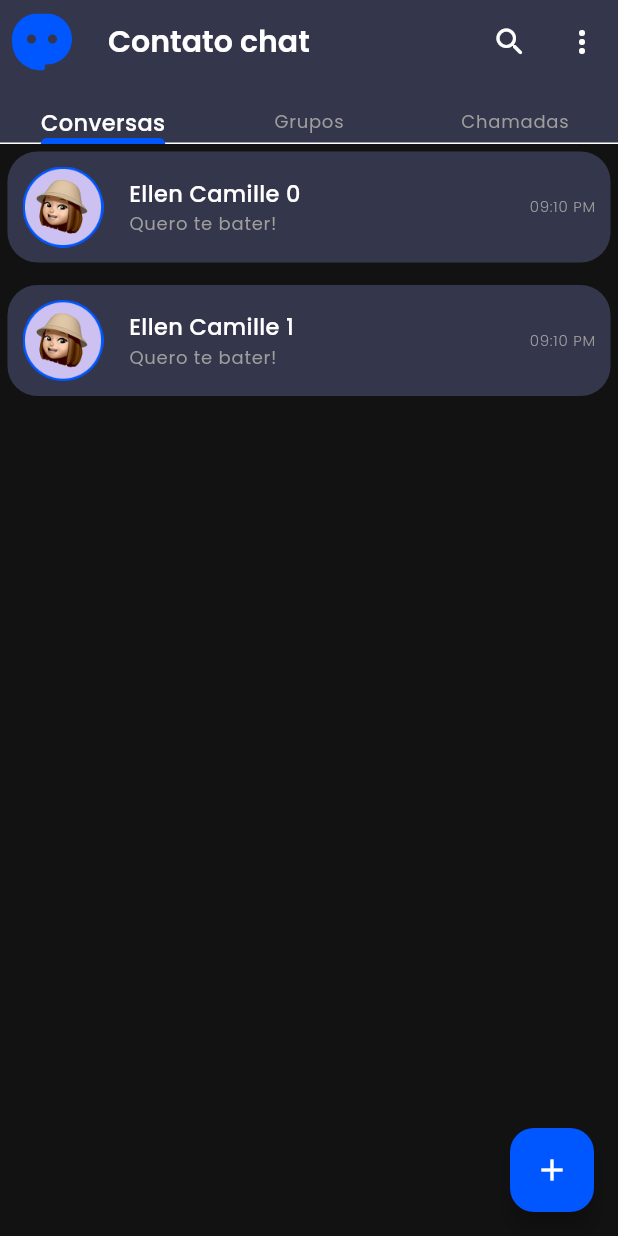
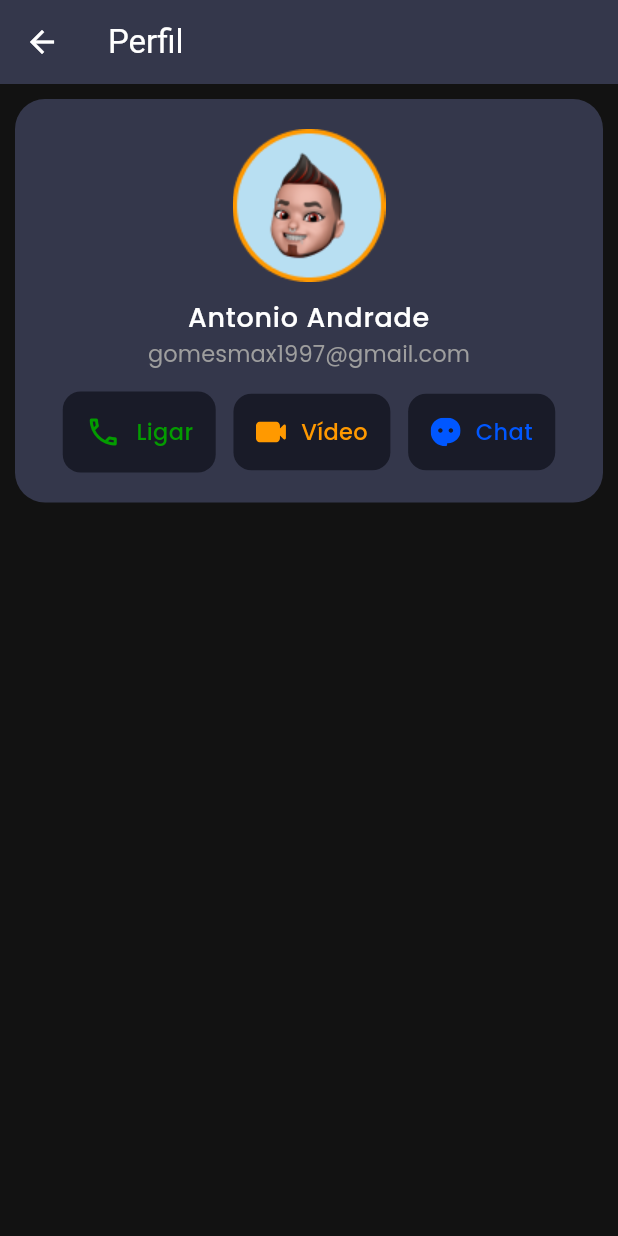
Before and after one commit to AntonioAndradeGomes/chat_app, a Flutter app: the HomePage screen opened by its route, after a tap on the "more vert" icon, on a phone screen of 412 x 824 dp. Run offline on Flutter 3.47's test engine with Material 3 defaults, Android fonts, the phone set to English and light mode, and no system bars; our stand-ins replace firebase_auth, firebase_core, flutter_svg, get, slide_to_act; accounts and stored records are empty.

Commit message:
profile page

```diff
--- a/lib/config/assets_images.dart
+++ b/lib/config/assets_images.dart
@@ -13,4 +13,5 @@ abstract class AssetsImages {
   static const mic = '${iconsPath}mic.svg';
   static const gallery = '${iconsPath}gallery.svg';
   static const chatStatus = '${iconsPath}chatStatus.svg';
+  static const videoSVG = '${iconsPath}video.svg';
 }
--- a/lib/config/routes/pages.dart
+++ b/lib/config/routes/pages.dart
@@ -2,13 +2,19 @@ import 'package:chat_app/config/routes/routes.dart';
 import 'package:chat_app/pages/auth/auth_page.dart';
 import 'package:chat_app/pages/chat/chat_page.dart';
 import 'package:chat_app/pages/home/home_page.dart';
+import 'package:chat_app/pages/profile/profile_page.dart';
+import 'package:chat_app/pages/splash/splash_page.dart';
 import 'package:chat_app/pages/welcome/welcome_page.dart';
 import 'package:get/get.dart';
 
 abstract class AppPages {
-  static const initalRoute = Routes.welcome;
+  static const initalRoute = Routes.splash;
 
   static final pages = [
+    GetPage(
+      name: Routes.splash,
+      page: () => const SplashPage(),
+    ),
     GetPage(
       name: Routes.welcome,
       page: () => const WelcomePage(),
@@ -28,5 +34,10 @@ abstract class AppPages {
       page: () => const ChatPage(),
       transition: Transition.rightToLeft,
     ),
+    GetPage(
+      name: Routes.profile,
+      page: () => const ProfilePage(),
+      transition: Transition.rightToLeft,
+    ),
   ];
 }
--- a/lib/config/routes/routes.dart
+++ b/lib/config/routes/routes.dart
@@ -1,6 +1,8 @@
 abstract class Routes {
+  static const splash = '/splash';
   static const welcome = '/welcome';
   static const login = '/login';
   static const home = '/';
   static const chat = '/chat';
+  static const profile = '/profile';
 }
--- /dev/null
+++ b/lib/controllers/splash_controller.dart
@@ -0,0 +1,29 @@
+import 'dart:developer';
+
+import 'package:chat_app/config/routes/routes.dart';
+import 'package:firebase_auth/firebase_auth.dart';
+import 'package:get/get.dart';
+
+class SplashController extends GetxController {
+  final firebaseAuth = FirebaseAuth.instance;
+
+  @override
+  void onInit() {
+    super.onInit();
+    toPage();
+  }
+
+  Future<void> toPage() async {
+    await Future.delayed(
+      const Duration(
+        seconds: 3,
+      ),
+    );
+    if (firebaseAuth.currentUser == null) {
+      Get.offAllNamed(Routes.login);
+    } else {
+      log('User: ${firebaseAuth.currentUser.toString()}');
+      Get.offAllNamed(Routes.home);
+    }
+  }
+}
--- a/lib/pages/home/home_page.dart
+++ b/lib/pages/home/home_page.dart
@@ -1,8 +1,10 @@
 import 'package:chat_app/config/assets_images.dart';
+import 'package:chat_app/config/routes/routes.dart';
 import 'package:chat_app/pages/home/widgets/chat_list_widget.dart';
 import 'package:chat_app/pages/home/widgets/my_tab_bar_widget.dart';
 import 'package:flutter/material.dart';
 import 'package:flutter_svg/svg.dart';
+import 'package:get/get.dart';
 
 class HomePage extends StatefulWidget {
   const HomePage({super.key});
@@ -38,7 +40,11 @@ class _HomePageState extends State<HomePage> with TickerProviderStateMixin {
               ),
             ),
             IconButton(
-              onPressed: () {},
+              onPressed: () {
+                Get.toNamed(
+                  Routes.profile,
+                );
+              },
               icon: const Icon(
                 Icons.more_vert_rounded,
               ),
--- /dev/null
+++ b/lib/pages/profile/profile_page.dart
@@ -0,0 +1,25 @@
+import 'package:chat_app/pages/profile/widgets/user_info.dart';
+import 'package:flutter/material.dart';
+
+class ProfilePage extends StatelessWidget {
+  const ProfilePage({super.key});
+
+  @override
+  Widget build(BuildContext context) {
+    return Scaffold(
+      appBar: AppBar(
+        title: const Text(
+          'Perfil',
+        ),
+      ),
+      body: const Padding(
+        padding: EdgeInsets.all(10),
+        child: Column(
+          children: [
+            UserInfo(),
+          ],
+        ),
+      ),
+    );
+  }
+}
--- /dev/null
+++ b/lib/pages/profile/widgets/user_info.dart
@@ -0,0 +1,128 @@
+import 'package:chat_app/config/assets_images.dart';
+import 'package:flutter/material.dart';
+import 'package:flutter_svg/svg.dart';
+
+class UserInfo extends StatelessWidget {
+  const UserInfo({super.key});
+
+  @override
+  Widget build(BuildContext context) {
+    //TODO: ajustar colocar no padrão do whatsapp
+    return Container(
+      //height: 100,
+      padding: const EdgeInsets.all(20),
+      decoration: BoxDecoration(
+        borderRadius: BorderRadius.circular(20),
+        color: Theme.of(context).colorScheme.primaryContainer,
+      ),
+      child: Column(
+        children: [
+          Center(
+            child: Image.asset(
+              AssetsImages.boyPic,
+            ),
+          ),
+          const SizedBox(
+            height: 10,
+          ),
+          Center(
+            child: Text(
+              'Antonio Andrade',
+              textAlign: TextAlign.center,
+              style: Theme.of(context).textTheme.bodyLarge,
+            ),
+          ),
+          Center(
+            child: Text(
+              'gomesmax1997@gmail.com',
+              textAlign: TextAlign.center,
+              style: Theme.of(context).textTheme.labelLarge,
+            ),
+          ),
+          const SizedBox(
+            height: 15,
+          ),
+          Row(
+            mainAxisAlignment: MainAxisAlignment.spaceEvenly,
+            children: [
+              Container(
+                padding: const EdgeInsets.all(15),
+                decoration: BoxDecoration(
+                  borderRadius: BorderRadius.circular(12),
+                  color: Theme.of(context).colorScheme.background,
+                ),
+                child: const Row(
+                  children: [
+                    Icon(
+                      Icons.phone_outlined,
+                      color: Color(0xFF039C00),
+                    ),
+                    SizedBox(
+                      width: 10,
+                    ),
+                    Text(
+                      'Ligar',
+                      style: TextStyle(
+                        color: Color(0xFF039C00),
+                      ),
+                    ),
+                  ],
+                ),
+              ),
+              Container(
+                padding: const EdgeInsets.all(15),
+                decoration: BoxDecoration(
+                  borderRadius: BorderRadius.circular(12),
+                  color: Theme.of(context).colorScheme.background,
+                ),
+                child: Row(
+                  children: [
+                    SvgPicture.asset(
+                      AssetsImages.videoSVG,
+                      width: 20,
+                      color: const Color(0xFFFF9900),
+                    ),
+                    const SizedBox(
+                      width: 10,
+                    ),
+                    const Text(
+                      'Vídeo',
+                      style: TextStyle(
+                        color: Color(0xFFFF9900),
+                      ),
+                    ),
+                  ],
+                ),
+              ),
+              Container(
+                padding: const EdgeInsets.all(15),
+                decoration: BoxDecoration(
+                  borderRadius: BorderRadius.circular(12),
+                  color: Theme.of(context).colorScheme.background,
+                ),
+                child: Row(
+                  children: [
+                    SvgPicture.asset(
+                      AssetsImages.appIconSVG,
+                      width: 20,
+                      color: const Color(0xFF0057FF),
+                    ),
+                    const SizedBox(
+                      width: 10,
+                    ),
+                    const Text(
+                      'Chat',
+                      style: TextStyle(
+                        color: Color(0xFF0057FF),
+                      ),
+                    ),
+                  ],
+                ),
+              ),
+            ],
+          ),
+        ],
+      ),
+    );
+  }
+}
--- a/lib/pages/splash/splash_page.dart
+++ b/lib/pages/splash/splash_page.dart
@@ -1,18 +1,21 @@
+import 'package:chat_app/config/assets_images.dart';
+import 'package:chat_app/controllers/splash_controller.dart';
 import 'package:flutter/material.dart';
+import 'package:flutter_svg/flutter_svg.dart';
+import 'package:get/get.dart';
 
 class SplashPage extends StatelessWidget {
   const SplashPage({super.key});
 
   @override
   Widget build(BuildContext context) {
+    Get.put(SplashController());
     return Scaffold(
-      appBar: AppBar(
-        title: Text(
-          'Splash Screen',
-          style: Theme.of(context).textTheme.headlineSmall,
+      body: Center(
+        child: SvgPicture.asset(
+          AssetsImages.appIconSVG,
         ),
       ),
-      body: Container(),
     );
   }
 }
```
Also changed, not shown: assets/icons/video.svg (added).
